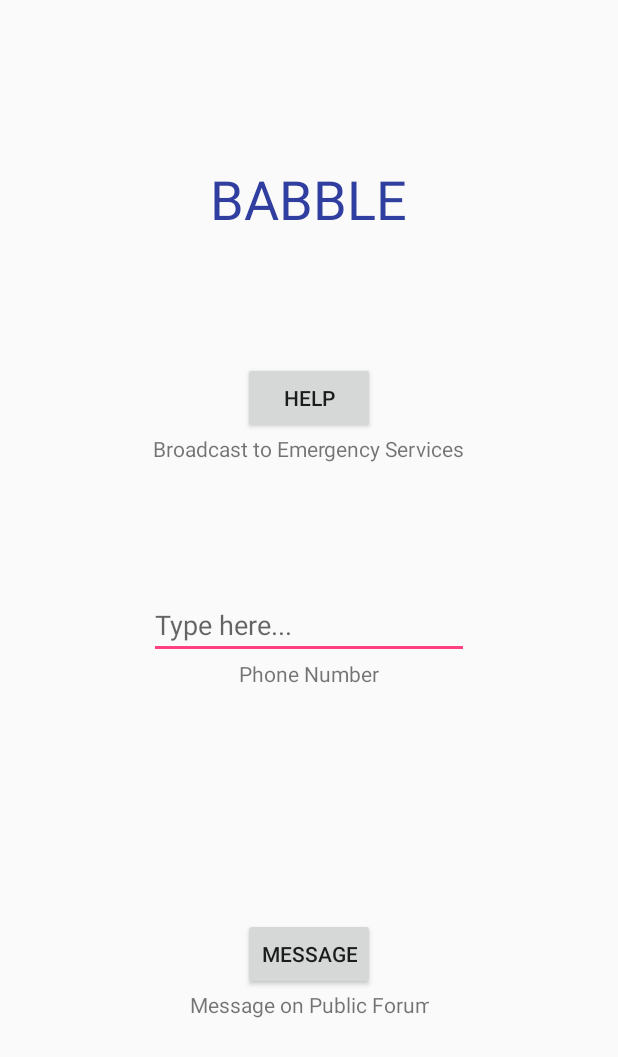
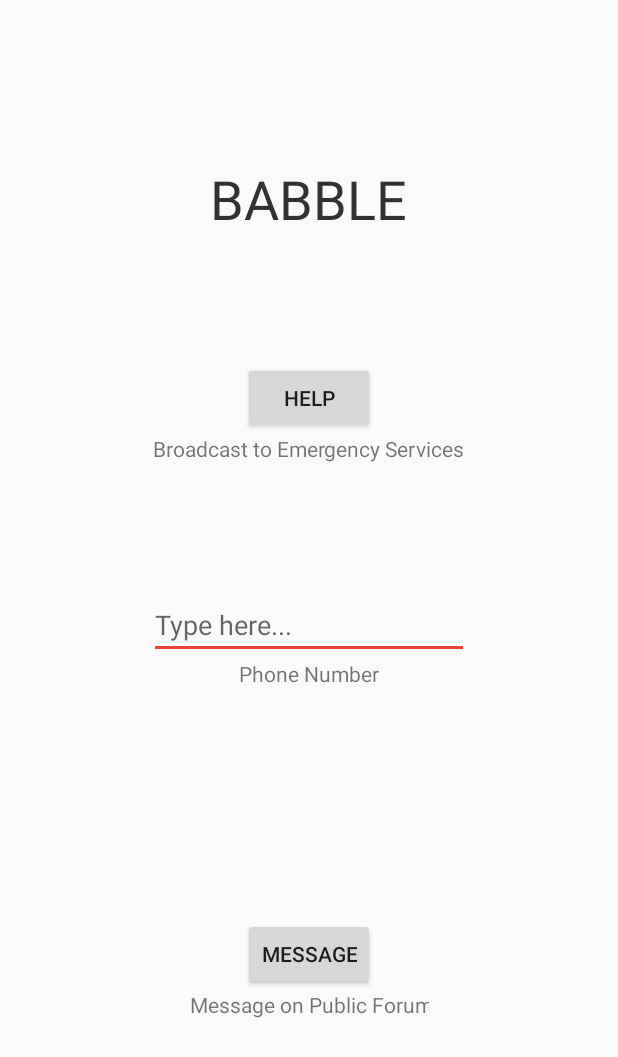
Before and after one commit to eppingere/pennapps18, an Android app: the screen it shows after launch (MainActivity), on a phone screen of 412 x 824 dp. Shown: the top 1057 px of the screen. Run offline under Robolectric (Android 15) with nearby library versions, the phone set to English and light mode, and no system bars.

Commit message:
Adjusted colors/P2P communications
Adjusted color to fit palette better. Added more checks to onFailure to make connections more robust.

```diff
--- a/babble/src/main/res/layout/activity_messaging.xml
+++ b/babble/src/main/res/layout/activity_messaging.xml
@@ -27,7 +27,7 @@
             android:layout_height="wrap_content"
             android:layout_weight="2"
             android:ems="10"
-            android:hint="@string/messaging_hint"
+            android:hint="Write a message"
             android:inputType="text"
             android:paddingHorizontal="10dp"
             android:text="" />
--- a/babble/src/main/res/values/colors.xml
+++ b/babble/src/main/res/values/colors.xml
@@ -1,10 +1,10 @@
 <?xml version="1.0" encoding="utf-8"?>
 <resources>
-    <color name="colorPrimary">#3F51B5</color>
-    <color name="colorPrimaryDark">#303f9f</color>
-    <color name="colorAccent">#ff4081</color>
+    <color name="colorPrimary">#004471</color>
+    <color name="colorPrimaryDark">#303336</color>
+    <color name="colorAccent">#EC4339</color>
     <color name="colorDarkBlue">#004471</color>
-    <color name="colorBlue">#00a0dc</color>
+    <color name="colorBlue">#00A0DC</color>
     <color name="colorDarkGray">#303336</color>
     <color name="colorGray">#86898C</color>
     <color name="colorRed">#EC4339</color>
--- a/babble/src/main/res/values/strings.xml
+++ b/babble/src/main/res/values/strings.xml
@@ -2,5 +2,4 @@
     <string name="app_name">Babble</string>
     <string name="send">SEND</string>
     <string name="enter_message">Enter message...</string>
-    <string name="messaging_hint">Type message...</string>
 </resources>
```
Also changed, not shown: babble/src/main/java/com/pennapps18/MessagingActivity.java (+26 -11 lines).
